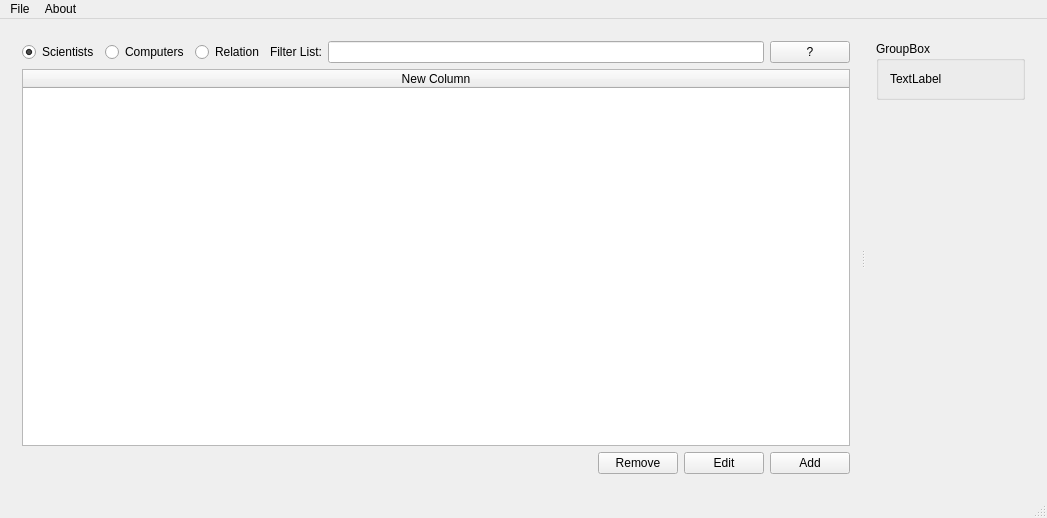
This is ui/mainwindow.ui in orriaxels/Hopur42 as Qt 5 draws it before an edit. The edited form follows.
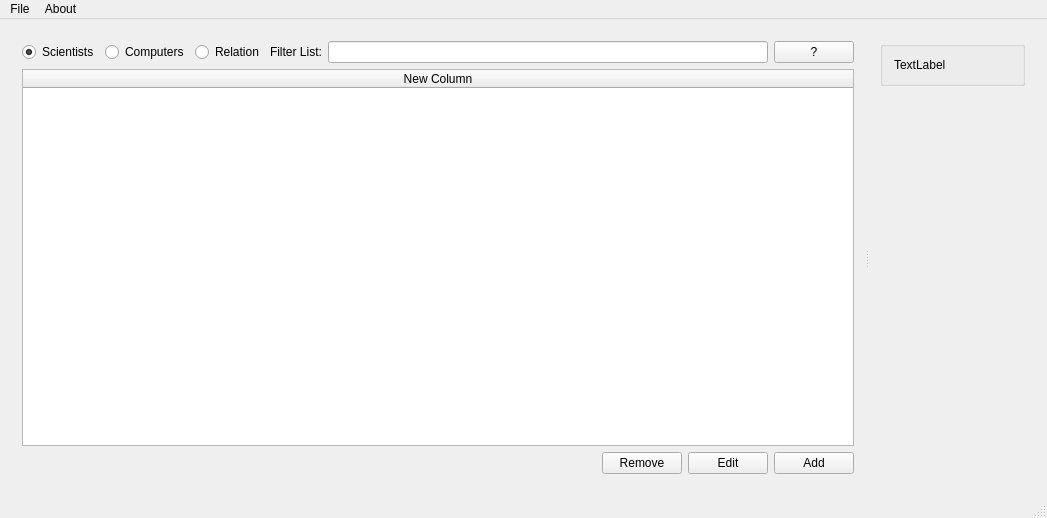
This is the edited form. Icons and pictures are not drawn.

Commit message:
Layout add, update/edit Scientists
Hægt að gera edit scientist.

```diff
--- a/ui/mainwindow.ui
+++ b/ui/mainwindow.ui
@@ -27,7 +27,7 @@
       <property name="orientation">
        <enum>Qt::Horizontal</enum>
       </property>
-      <widget class="QWidget" name="">
+      <widget class="QWidget" name="layoutWidget">
        <layout class="QVBoxLayout" name="verticalLayout">
         <item>
          <layout class="QHBoxLayout" name="horizontalLayout_4">
@@ -179,12 +179,12 @@
         </item>
        </layout>
       </widget>
-      <widget class="QWidget" name="">
+      <widget class="QWidget" name="layoutWidget">
        <layout class="QVBoxLayout" name="verticalLayout_2">
         <item>
          <widget class="QGroupBox" name="groupBox">
           <property name="title">
-           <string>GroupBox</string>
+           <string/>
           </property>
           <layout class="QGridLayout" name="gridLayout">
            <item row="0" column="0">
```
Left out of the diff: 8 changed lines with no effect on the pictures. The commit also changes 11 other files.
